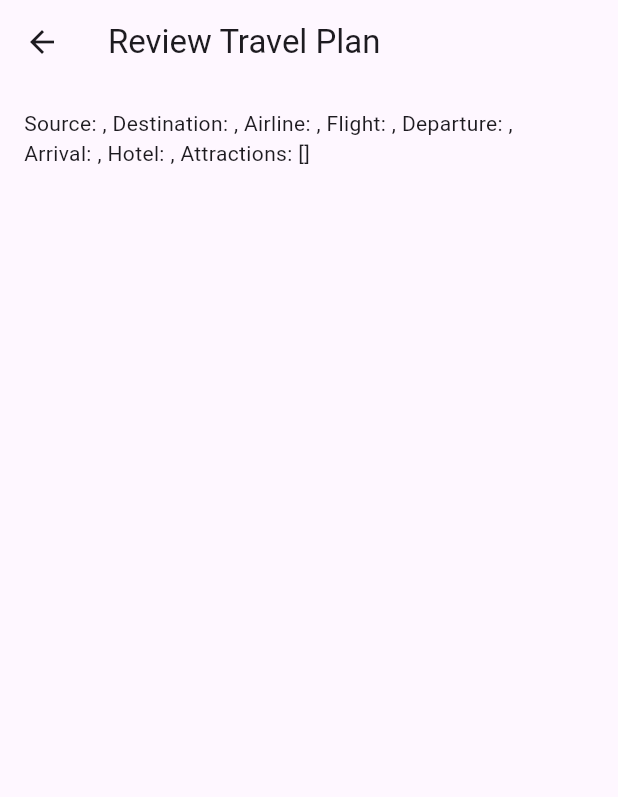
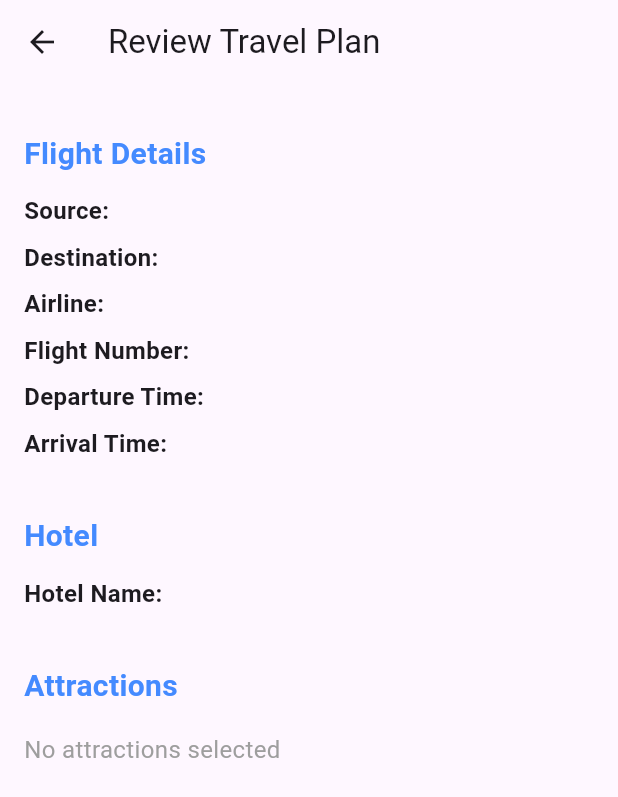
Before and after one commit to SugandhiP/Travel-Planner, a Flutter app: the NextPage screen opened directly with empty values, on a phone screen of 412 x 824 dp. Shown: the top 797 px of the screen. Run offline on Flutter 3.47's test engine with Material 3 defaults, Android fonts, the phone set to English and light mode, and no system bars.

Commit message:
review travel plan

```diff
--- a/lib/model/travel_details.dart
+++ b/lib/model/travel_details.dart
@@ -21,7 +21,7 @@ class TravelDetails {
 
   @override
   String toString() {
-    return "Source: $source, Destination: $destination, Airline: $airline, "
+    return "Sources: $source, Destination: $destination, Airline: $airline, "
         "Flight: $flightNumber, Departure: $departureTime, Arrival: $arrivalTime, "
         "Hotel: $hotelName, Attractions: $selectedAttractions";
   }
--- a/lib/next_page.dart
+++ b/lib/next_page.dart
@@ -12,7 +12,62 @@ class NextPage extends StatelessWidget {
       appBar: AppBar(title: Text("Review Travel Plan")),
       body: Padding(
         padding: EdgeInsets.all(16.0),
-        child: Text(travelDetails.toString()),
+        child: ListView(
+          children: [
+            buildSectionTitle("Flight Details"),
+            buildDetailRow("Source", travelDetails.source),
+            buildDetailRow("Destination", travelDetails.destination),
+            buildDetailRow("Airline", travelDetails.airline),
+            buildDetailRow("Flight Number", travelDetails.flightNumber),
+            buildDetailRow("Departure Time", travelDetails.departureTime),
+            buildDetailRow("Arrival Time", travelDetails.arrivalTime),
+            SizedBox(height: 16),
+
+            buildSectionTitle("Hotel"),
+            buildDetailRow("Hotel Name", travelDetails.hotelName),
+            SizedBox(height: 16),
+
+            buildSectionTitle("Attractions"),
+            if (travelDetails.selectedAttractions.isNotEmpty)
+              ...travelDetails.selectedAttractions.map((attraction) => buildDetailRow('', attraction)).toList()
+            else
+              Padding(
+                padding: const EdgeInsets.symmetric(vertical: 8.0),
+                child: Text("No attractions selected", style: TextStyle(fontSize: 16, color: Colors.grey)),
+              ),
+          ],
+        ),
+      ),
+    );
+  }
+
+  Widget buildSectionTitle(String title) {
+    return Padding(
+      padding: const EdgeInsets.only(top: 16, bottom: 8),
+      child: Text(
+        title,
+        style: TextStyle(fontSize: 20, fontWeight: FontWeight.bold, color: Colors.blueAccent),
+      ),
+    );
+  }
+
+  Widget buildDetailRow(String label, String value) {
+    return Padding(
+      padding: const EdgeInsets.symmetric(vertical: 4.0),
+      child: Row(
+        crossAxisAlignment: CrossAxisAlignment.start,
+        children: [
+          Text(
+            "$label: ",
+            style: TextStyle(fontWeight: FontWeight.bold, fontSize: 16),
+          ),
+          Expanded(
+            child: Text(
+              value,
+              style: TextStyle(fontSize: 16),
+            ),
+          ),
+        ],
       ),
     );
   }
```
